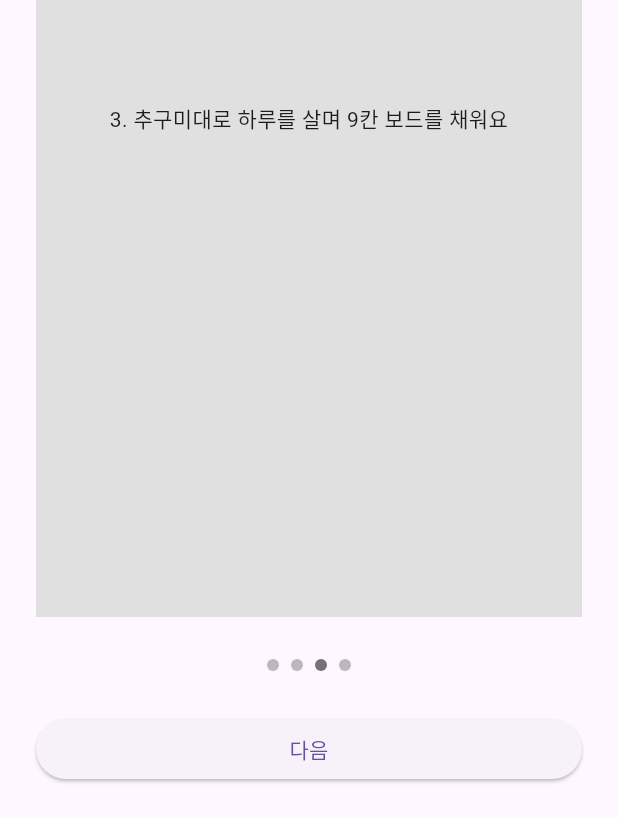
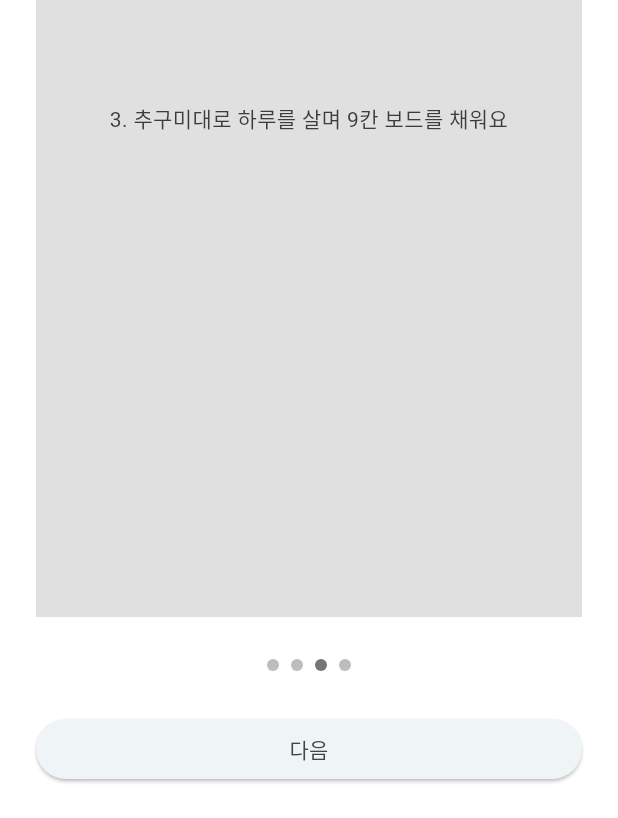
Before and after one commit to cherrymixy/fitzy, a Flutter app: the screen it shows after launch, swiped to page 3, on a phone screen of 412 x 824 dp. Shown: the part 415-1233 px from the top of the screen. Run offline on Flutter 3.47's test engine with Material 3 defaults, Android fonts, the phone set to English and light mode, and no system bars; our stand-ins replace image_picker, shared_preferences; accounts and stored records are empty.

Commit message:
feat: STEP 10 디자인 토큰 (theme/) — Figma 추출
Figma에서 정확한 값 추출(추측 없음):
- theme/app_colors.dart: 배경#FFFFFF·카드/셀#F8F8F8·코인#F3F3F3·텍스트#3C3C3C
  ·서브텍스트#B7B7B7·강조#454545·보더#EEEEEE·labelPrimary#000000
- theme/app_text_styles.dart: 워드마크/타이틀(Title2 Pretendard Bold24/1.2)/카테고리·캡션(Label6 Medium12/1.4/0.8%)/탭(Spoqa Medium14). family는 STEP11
- theme/app_spacing.dart: 화면패딩20·섹션8·그리드10×13·라운드 4/8/56(알약)
- theme/app_theme.dart: ThemeData로 묶음(모노톤 유지 위해 컨테이너 색 중립 고정)
- main.dart: MaterialApp theme 적용

위젯 토큰 참조 마이그레이션은 STEP 12(Codex 번역). analyze 무이슈, test 21개 통과.

Co-Authored-By: Claude Opus 4.8 <noreply@anthropic.com>

```diff
--- a/lib/main.dart
+++ b/lib/main.dart
@@ -9,6 +9,7 @@ import 'repositories/data_repository.dart';
 import 'screens/root_gate.dart';
 import 'services/image_store_service.dart';
 import 'services/storage_service.dart';
+import 'theme/app_theme.dart';
 
 Future<void> main() async {
   WidgetsFlutterBinding.ensureInitialized();
@@ -46,10 +47,11 @@ class FitzyApp extends StatelessWidget {
           create: (_) => BoardProvider(repository, imageStore)..load(),
         ),
       ],
-      child: const MaterialApp(
+      child: MaterialApp(
         title: 'FITZY',
         debugShowCheckedModeBanner: false,
-        home: RootGate(),
+        theme: AppTheme.light,
+        home: const RootGate(),
       ),
     );
   }
--- /dev/null
+++ b/lib/theme/app_colors.dart
@@ -0,0 +1,31 @@
+import 'package:flutter/painting.dart';
+
+/// FITZY 색 토큰 — Figma에서 직접 추출(추측 없음).
+/// 화이트 베이스 · 클린 미니멀 모노톤.
+class AppColors {
+  const AppColors._();
+
+  /// 배경 (bg-white).
+  static const Color background = Color(0xFFFFFFFF);
+
+  /// 카드/셀 배경 (Board 9칸 셀 bg-[#f8f8f8]).
+  static const Color card = Color(0xFFF8F8F8);
+
+  /// 코인 칩 배경 (bg-[#f3f3f3]).
+  static const Color coin = Color(0xFFF3F3F3);
+
+  /// 본문/타이틀 텍스트 (text-[#3c3c3c]).
+  static const Color text = Color(0xFF3C3C3C);
+
+  /// 서브텍스트 — 날짜·카테고리·플레이스홀더 (text-[#b7b7b7]).
+  static const Color subText = Color(0xFFB7B7B7);
+
+  /// 강조 — 선택된 탭/액티브 (bg-[#454545]).
+  static const Color accent = Color(0xFF454545);
+
+  /// 보더 — 카드/버튼 (border-[#eee]).
+  static const Color border = Color(0xFFEEEEEE);
+
+  /// Figma 변수 "Labels/Primary" — 강한 텍스트/아이콘.
+  static const Color labelPrimary = Color(0xFF000000);
+}
--- /dev/null
+++ b/lib/theme/app_spacing.dart
@@ -0,0 +1,28 @@
+/// 간격·라운드 토큰 — Figma 추출.
+class AppSpacing {
+  const AppSpacing._();
+
+  // --- 여백 ---
+  /// 화면 좌우 패딩 (left-[20px]).
+  static const double screenPadding = 20;
+
+  /// 섹션/요소 기본 간격 (Figma 변수 "8").
+  static const double sectionGap = 8;
+
+  // --- Board 3×3 그리드 간격 ---
+  /// 가로 간격 — GridView crossAxisSpacing (gap-x-[10px]).
+  static const double gridGapX = 10;
+
+  /// 세로 간격 — GridView mainAxisSpacing (gap-y-[13px]).
+  static const double gridGapY = 13;
+
+  // --- 라운드 ---
+  /// 작은 카드 (자판기 카드 rounded-[4px]).
+  static const double radiusSmall = 4;
+
+  /// 카드/버튼 (이미지 추가 rounded-[8px]).
+  static const double radiusCard = 8;
+
+  /// 알약형 — 하단 탭/코인 칩 (rounded-[56px]).
+  static const double radiusPill = 56;
+}
--- /dev/null
+++ b/lib/theme/app_text_styles.dart
@@ -0,0 +1,56 @@
+import 'package:flutter/painting.dart';
+
+import 'app_colors.dart';
+
+/// 텍스트 스타일 토큰 — Figma 추출.
+///
+/// fontFamily는 STEP 11에서 연결(현재 미지정).
+/// Figma 기준: 본문/타이틀/카테고리는 Pretendard, 탭/코인은 Spoqa Han Sans Neo.
+/// letterSpacing은 Figma 0.8%를 해당 크기의 px로 환산(예: 12px → 0.096).
+class AppTextStyles {
+  const AppTextStyles._();
+
+  /// 워드마크 — Figma에서는 logo.svg 이미지. 텍스트 대체용(Title 2 기준 Bold).
+  static const TextStyle wordmark = TextStyle(
+    fontSize: 24,
+    fontWeight: FontWeight.w700,
+    height: 1.2,
+    letterSpacing: 0,
+    color: AppColors.text,
+  );
+
+  /// 타이틀 (Figma "Title 2": Pretendard Bold 24 / 1.2 / 0). 보드 제목 등.
+  static const TextStyle title = TextStyle(
+    fontSize: 24,
+    fontWeight: FontWeight.w700,
+    height: 1.2,
+    letterSpacing: 0,
+    color: AppColors.text,
+  );
+
+  /// 카테고리 (Figma "Label 6": Pretendard Medium 12 / 1.4 / 0.8%). 셀 라벨.
+  static const TextStyle category = TextStyle(
+    fontSize: 12,
+    fontWeight: FontWeight.w500,
+    height: 1.4,
+    letterSpacing: 0.096,
+    color: AppColors.subText,
+  );
+
+  /// 캡션 — 날짜·N images (Pretendard Medium 12 / 1.4 / 0.8%).
+  static const TextStyle caption = TextStyle(
+    fontSize: 12,
+    fontWeight: FontWeight.w500,
+    height: 1.4,
+    letterSpacing: 0.096,
+    color: AppColors.subText,
+  );
+
+  /// 탭 라벨 (Spoqa Han Sans Neo Medium 14 / 0). 코인 숫자도 동일.
+  static const TextStyle tab = TextStyle(
+    fontSize: 14,
+    fontWeight: FontWeight.w500,
+    letterSpacing: 0,
+    color: AppColors.text,
+  );
+}
--- /dev/null
+++ b/lib/theme/app_theme.dart
@@ -0,0 +1,41 @@
+import 'package:flutter/material.dart';
+
+import 'app_colors.dart';
+import 'app_text_styles.dart';
+
+/// FITZY ThemeData — 토큰을 ThemeData로 묶음. 화이트 베이스·클린 미니멀.
+/// 위젯은 하드코딩 대신 이 테마/토큰을 참조한다(개별 위젯 적용은 STEP 12).
+class AppTheme {
+  const AppTheme._();
+
+  static ThemeData get light {
+    final base = ThemeData(useMaterial3: true);
+    return base.copyWith(
+      scaffoldBackgroundColor: AppColors.background,
+      colorScheme: ColorScheme.fromSeed(seedColor: AppColors.accent).copyWith(
+        surface: AppColors.background,
+        onSurface: AppColors.text,
+        primary: AppColors.accent,
+        onPrimary: AppColors.background,
+        secondary: AppColors.accent,
+        // fromSeed가 만든 비-모노톤 틴트 제거 — 컨테이너는 중립 회색 고정.
+        secondaryContainer: AppColors.card,
+        onSecondaryContainer: AppColors.text,
+        surfaceContainerHighest: AppColors.card,
+      ),
+      dividerColor: AppColors.border,
+      textTheme: base.textTheme.copyWith(
+        titleLarge: AppTextStyles.title,
+        bodyMedium: const TextStyle(color: AppColors.text),
+        labelSmall: AppTextStyles.caption,
+      ),
+      appBarTheme: const AppBarTheme(
+        backgroundColor: AppColors.background,
+        surfaceTintColor: AppColors.background,
+        foregroundColor: AppColors.text,
+        elevation: 0,
+        centerTitle: true,
+      ),
+    );
+  }
+}
```
Also changed, not shown: 1 other file.
